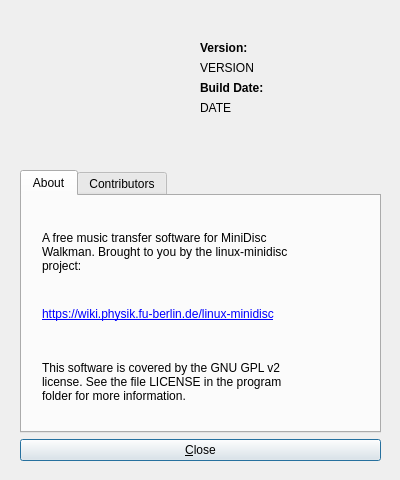
First picture: the form in qhimdtransfer/qhimdaboutdialog.ui, repository linux-minidisc/linux-minidisc, before the edit.
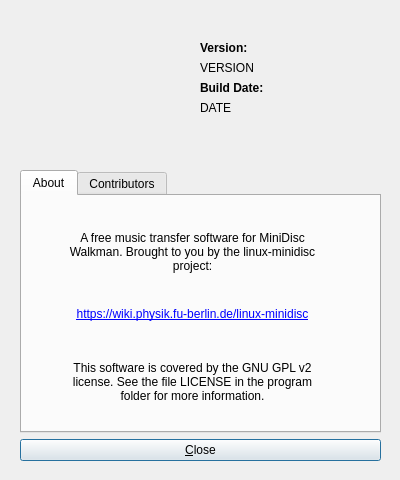
Second picture: the form after the edit. Icons and pictures are not drawn.

Commit message: Center text of all labels in about dialog.

Diff of the .ui file:
```diff
--- a/qhimdtransfer/qhimdaboutdialog.ui
+++ b/qhimdtransfer/qhimdaboutdialog.ui
@@ -59,15 +59,18 @@
        <widget class="QLabel" name="HomepageLink">
         <property name="geometry">
          <rect>
-          <x>20</x>
+          <x>0</x>
           <y>110</y>
-          <width>321</width>
+          <width>341</width>
           <height>16</height>
          </rect>
         </property>
         <property name="text">
          <string notr="true">&lt;a href=&quot;https://wiki.physik.fu-berlin.de/linux-minidisc&quot;&gt;https://wiki.physik.fu-berlin.de/linux-minidisc&lt;/a&gt;</string>
         </property>
+        <property name="alignment">
+         <set>Qt::AlignCenter</set>
+        </property>
         <property name="openExternalLinks">
          <bool>true</bool>
         </property>
@@ -75,9 +78,9 @@
        <widget class="QLabel" name="AboutTextLower">
         <property name="geometry">
          <rect>
-          <x>20</x>
+          <x>0</x>
           <y>20</y>
-          <width>321</width>
+          <width>341</width>
           <height>71</height>
          </rect>
         </property>
@@ -86,13 +89,16 @@
 Walkman. Brought to you by the linux-minidisc
 project:</string>
         </property>
+        <property name="alignment">
+         <set>Qt::AlignCenter</set>
+        </property>
        </widget>
        <widget class="QLabel" name="AboutTextUpper">
         <property name="geometry">
          <rect>
-          <x>20</x>
+          <x>0</x>
           <y>150</y>
-          <width>321</width>
+          <width>341</width>
           <height>71</height>
          </rect>
         </property>
@@ -101,6 +107,9 @@
 license. See the file LICENSE in the program
 folder for more information.</string>
         </property>
+        <property name="alignment">
+         <set>Qt::AlignCenter</set>
+        </property>
        </widget>
       </widget>
       <widget class="QWidget" name="ContributorsTab">
```
